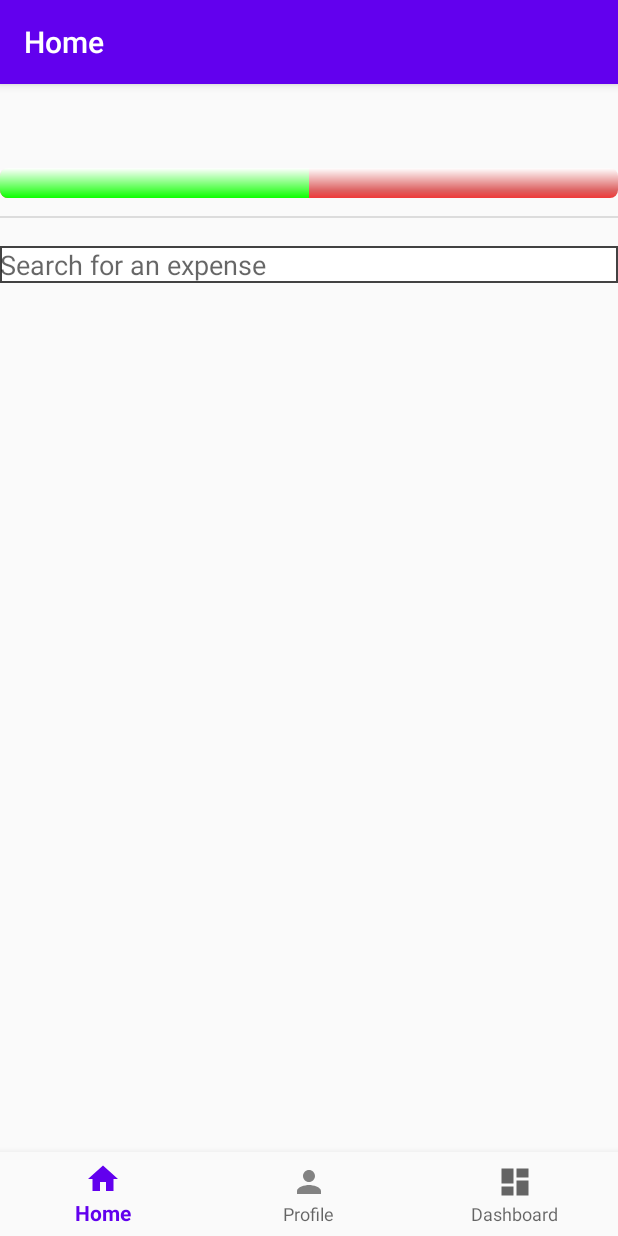
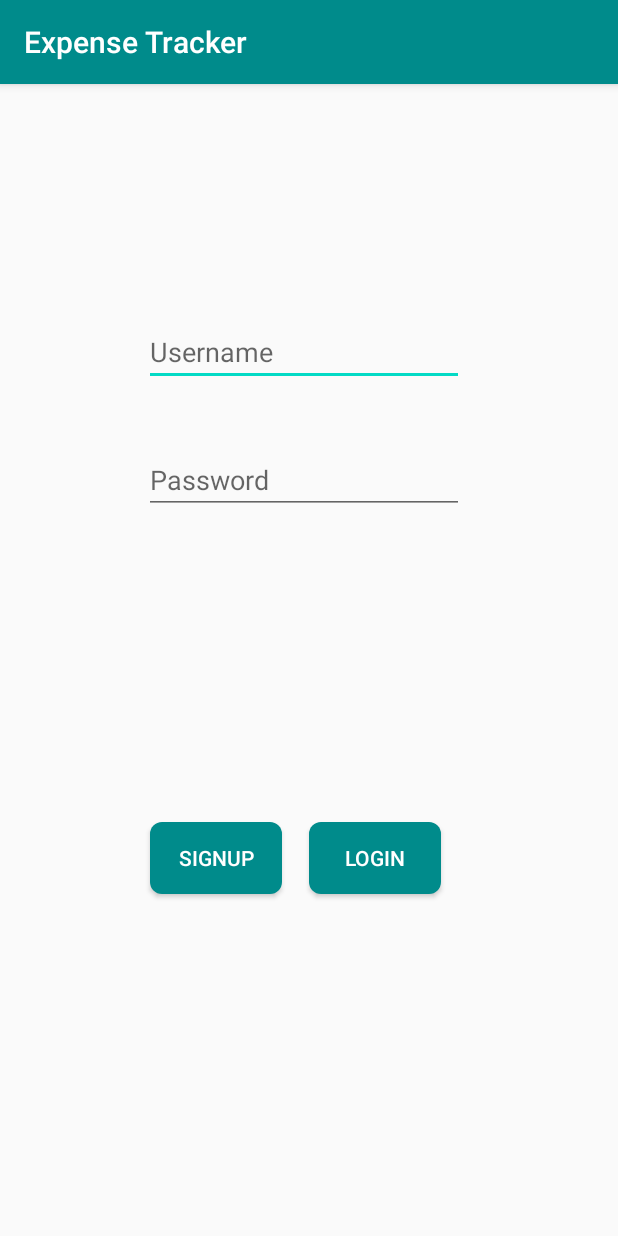
Before and after one commit to abhinaykacham/ExpenseTracker, an Android app: the screen it shows after launch (HomeScreen before the commit, LoginActivity after it), on a phone screen of 412 x 824 dp. Run offline under Robolectric (Android 15) with nearby library versions, the phone set to English and light mode, and no system bars; libraries missing offline, so code that uses them is left out: com.basgeekball.awesomevalidation; 3 statements that could not run were skipped.

Commit message:
Login/SignUp Screens

```diff
--- /dev/null
+++ b/app/src/main/java/com/expensetracker/LoginActivity.java
@@ -0,0 +1,90 @@
+package com.expensetracker;
+
+import androidx.appcompat.app.AppCompatActivity;
+
+import android.app.Activity;
+import android.content.Context;
+import android.content.Intent;
+import android.os.Bundle;
+import android.util.Log;
+import android.view.View;
+import android.widget.Button;
+import android.widget.EditText;
+import android.widget.Toast;
+
+import com.basgeekball.awesomevalidation.AwesomeValidation;
+import com.basgeekball.awesomevalidation.ValidationStyle;
+import com.basgeekball.awesomevalidation.utility.RegexTemplate;
+
+import java.util.HashMap;
+
+public class LoginActivity extends AppCompatActivity {
+
+    private EditText mTxtUsrName, mTxtPwd;
+    private Button mBtnLogin, mBtnSignUp;
+    Context context;
+    private AwesomeValidation awesomeValidation;
+    //HashMap is used for storing the username and passwords
+    private HashMap<String, String> usersMap = new HashMap<String, String>();
+    private static final int SIGN_UP_ACTIVITY_REQUEST_CODE = 1, WELCOME_ACTIVITY_REQUEST_CODE = 2;
+
+    @Override
+    protected void onCreate(Bundle savedInstanceState) {
+        super.onCreate(savedInstanceState);
+        setContentView(R.layout.activity_login);
+        awesomeValidation = new AwesomeValidation(ValidationStyle.BASIC);
+        mBtnLogin = findViewById(R.id.button_login);
+        mBtnSignUp = findViewById(R.id.button_signup);
+        mTxtUsrName = findViewById(R.id.text_username);
+        mTxtPwd = findViewById(R.id.text_password);
+        context = getApplicationContext();
+        awesomeValidation.addValidation(this, R.id.text_username, RegexTemplate.NOT_EMPTY, R.string.nameerror);
+        awesomeValidation.addValidation(this, R.id.text_password, RegexTemplate.NOT_EMPTY, R.string.pwdempty);
+        mBtnLogin.setOnClickListener(new View.OnClickListener() {
+            public void onClick(View v) {
+                if (awesomeValidation.validate()) {
+                    String username = mTxtUsrName.getText().toString().trim();
+                    if (usersMap.containsKey(username)) {
+                        String password = mTxtPwd.getText().toString().trim();
+                        if (usersMap.get(username).equals(password)) {
+                            Intent welcome = new Intent(context, HomeScreen.class);
+                            welcome.putExtra("usersMap", usersMap);
+                            welcome.putExtra("username", username);
+                            Log.v("MainActivity:onCreateMethod", "Verified User");
+                            startActivityForResult(welcome, WELCOME_ACTIVITY_REQUEST_CODE);
+                        } else {
+                            mTxtPwd.setText("");
+                            Toast.makeText(context, "Please enter a valid password", Toast.LENGTH_LONG).show();
+                        }
+                    } else {
+                        mTxtPwd.setText("");
+                        Toast.makeText(context, "Invalid User", Toast.LENGTH_LONG).show();
+                    }
+                }
+            }
+        });
+        mBtnSignUp.setOnClickListener(new View.OnClickListener() {
+            public void onClick(View v) {
+                Intent signup = new Intent(context, SignUpActivity.class);
+                signup.putExtra("usersMap", usersMap);
+                startActivityForResult(signup, SIGN_UP_ACTIVITY_REQUEST_CODE);
+            }
+        });
+    }
+
+    // onActivityResult method for processing the results retrieved from different activities.
+    @Override
+    protected void onActivityResult(int requestCode, int resultCode, Intent data) {
+
+        Log.v("MainActivity:onActivityResult", "Received Result");
+        super.onActivityResult(requestCode, resultCode, data);
+        if (requestCode == SIGN_UP_ACTIVITY_REQUEST_CODE || requestCode == WELCOME_ACTIVITY_REQUEST_CODE) {
+            if (resultCode == Activity.RESULT_OK) {
+                usersMap.putAll((HashMap<String, String>) data.getSerializableExtra("usersMap"));
+            }
+        }
+        //Clearing the views values
+        mTxtPwd.setText("");
+        mTxtUsrName.setText("");
+    }
+}
--- a/app/src/main/java/com/expensetracker/SplashScreenActivity.java
+++ b/app/src/main/java/com/expensetracker/SplashScreenActivity.java
@@ -1,33 +1,30 @@
+/*  A Splash Activity which displays the splash screen for expense tracker application*/
+
 package com.expensetracker;
 
 import android.content.Intent;
 import android.os.Handler;
 import android.os.Bundle;
+import android.view.WindowManager;
 
 import androidx.appcompat.app.AppCompatActivity;
 
 public class SplashScreenActivity extends AppCompatActivity {
 
+    private static int SPLASH_SCREEN_TIME_OUT = 2000;
+
     @Override
     protected void onCreate(Bundle savedInstanceState) {
         super.onCreate(savedInstanceState);
-        setContentView(R.layout.splash_screen);
 
-        int SPLASH_TIME_OUT = 10;
         new Handler().postDelayed(new Runnable() {
-
-            /*
-             * Showing splash screen with a timer. This will be useful when you
-             * want to show case your app logo / company
-             */
-
             @Override
             public void run() {
-
-                Intent i = new Intent(SplashScreenActivity.this, HomeScreen.class);
+                Intent i = new Intent(SplashScreenActivity.this,
+                        LoginActivity.class);
                 startActivity(i);
                 finish();
             }
-        }, SPLASH_TIME_OUT);
+        }, SPLASH_SCREEN_TIME_OUT);
     }
 }
--- /dev/null
+++ b/app/src/main/res/drawable/roundedbutton.xml
@@ -0,0 +1,9 @@
+<?xml version="1.0" encoding="utf-8"?>
+<shape xmlns:android="http://schemas.android.com/apk/res/android"
+    android:shape="rectangle">
+    <solid android:color="#008b8b" />
+    <corners android:bottomRightRadius="8dp"
+        android:bottomLeftRadius="8dp"
+        android:topRightRadius="8dp"
+        android:topLeftRadius="8dp"/>
+</shape>
--- /dev/null
+++ b/app/src/main/res/layout/activity_login.xml
@@ -0,0 +1,62 @@
+<?xml version="1.0" encoding="utf-8"?>
+<androidx.constraintlayout.widget.ConstraintLayout xmlns:android="http://schemas.android.com/apk/res/android"
+    xmlns:app="http://schemas.android.com/apk/res-auto"
+    xmlns:tools="http://schemas.android.com/tools"
+    android:layout_width="match_parent"
+    android:layout_height="match_parent"
+    tools:context=".LoginActivity">
+
+    <EditText
+        android:id="@+id/text_username"
+        android:layout_width="wrap_content"
+        android:layout_height="wrap_content"
+        android:layout_marginStart="96dp"
+        android:layout_marginTop="156dp"
+        android:ems="10"
+        android:hint="@string/username"
+        android:inputType="textPersonName"
+        app:layout_constraintStart_toStartOf="parent"
+        app:layout_constraintTop_toTopOf="parent" />
+
+    <EditText
+        android:id="@+id/text_password"
+        android:layout_width="wrap_content"
+        android:layout_height="wrap_content"
+        android:layout_marginStart="96dp"
+        android:layout_marginTop="40dp"
+        android:layout_marginEnd="102dp"
+        android:ems="10"
+        android:hint="@string/password"
+        android:inputType="textPassword"
+        app:layout_constraintEnd_toEndOf="parent"
+        app:layout_constraintHorizontal_bias="0.0"
+        app:layout_constraintStart_toStartOf="parent"
+        app:layout_constraintTop_toBottomOf="@+id/text_username" />
+
+    <Button
+        android:id="@+id/button_signup"
+        android:layout_width="wrap_content"
+        android:layout_height="wrap_content"
+        android:layout_marginStart="100dp"
+        android:layout_marginBottom="228dp"
+        android:background="@drawable/roundedbutton"
+        android:textColor="@color/textTitle"
+        android:text="@string/signup"
+        app:layout_constraintBottom_toBottomOf="parent"
+        app:layout_constraintStart_toStartOf="parent" />
+
+    <Button
+        android:id="@+id/button_login"
+        android:layout_width="wrap_content"
+        android:layout_height="wrap_content"
+        android:layout_marginEnd="100dp"
+        android:layout_marginBottom="228dp"
+        android:text="@string/login"
+        android:background="@drawable/roundedbutton"
+        android:textColor="@color/textTitle"
+        app:layout_constraintBottom_toBottomOf="parent"
+        app:layout_constraintEnd_toEndOf="parent"
+        app:layout_constraintStart_toEndOf="@+id/button_signup" />
+
+
+</androidx.constraintlayout.widget.ConstraintLayout>
--- a/app/src/main/res/values/colors.xml
+++ b/app/src/main/res/values/colors.xml
@@ -1,9 +1,10 @@
 <?xml version="1.0" encoding="utf-8"?>
 <resources>
-    <color name="colorPrimary">#6200EE</color>
-    <color name="colorPrimaryDark">#3700B3</color>
+    <color name="colorPrimary">#008b8b</color>
+    <color name="colorPrimaryDark">#000000</color>
     <color name="colorAccent">#03DAC5</color>
     <color name="colorPrimaryBackground">#FFFFFF</color>
     <color name="progress_start">#FFFFFF</color>
     <color name="progress_end">#000000</color>
+    <color name="textTitle">#FFFFFF</color>
 </resources>
--- a/app/src/main/res/values/strings.xml
+++ b/app/src/main/res/values/strings.xml
@@ -10,4 +10,22 @@
     <string name="hint_add_your_annual_expense_here">Add your Annual expense here</string>
     <string name="hint_add_your_daily_expense_here">Add your daily expense here</string>
     <string name="hint_list_of_expense_items">List of expense items</string>
+    <string name="nameerror">Name Cannot be empty</string>
+    <string name="emailerror">Enter a valid email address.</string>
+    <string name="mobileerror">Enter a valid phone number</string>
+    <string name="confirmerror">Password doesn\'t match</string>
+    <string name="pwderror">Password should consist of atleast [0–9],[a-z],[A-Z],[@#$%^+=] and min_length is 4.</string>
+    <string name="userexists">Username already exists</string>
+    <string name="userempty">Name cannot be empty</string>
+    <string name="pwdempty">Password cannot be empty</string>
+    <string name="confirmpwdempty">Confirm Password cannot be empty</string>
+    <string name="signup">Signup</string>
+    <string name="login">Login</string>
+    <string name="password">Password</string>
+    <string name="username">Username</string>
+    <string name="retype_password">Retype Password</string>
+    <string name="email">Email</string>
+    <string name="phone">Phone</string>
+    <string name="signup_now">SignUp Now</string>
+    <string name="logout">Logout</string>
 </resources>
--- a/app/src/main/res/values/styles.xml
+++ b/app/src/main/res/values/styles.xml
@@ -11,4 +11,8 @@
         <item name="android:layout_height">1dp</item>
         <item name="android:background">?android:attr/listDivider</item>
     </style>
+
+    <style name="SplashTheme" parent="Theme.AppCompat.NoActionBar">
+        <item name="android:windowBackground">@drawable/splashscreen</item>
+    </style>
 </resources>
--- a/build.gradle
+++ b/build.gradle
@@ -6,7 +6,7 @@ buildscript {
     }
     dependencies {
         classpath "com.android.tools.build:gradle:4.0.0"
-
+        classpath 'com.google.gms:google-services:4.3.3'
         // NOTE: Do not place your application dependencies here; they belong
         // in the individual module build.gradle files
     }
```
Also changed, not shown: app/build.gradle (+7 -0 lines), app/src/main/AndroidManifest.xml (+6 -2 lines), app/src/main/java/com/expensetracker/SignUpActivity.java (added, +170 -0 lines), app/src/main/java/com/expensetracker/User.java (added, +50 -0 lines), app/src/main/res/layout/activity_sign_up.xml (added, +98 -0 lines), app/src/main/res/layout/splash_screen.xml (+22 -45 lines), app/src/main/res/drawable/SplashScreen.jpg (added), 1 other file.
